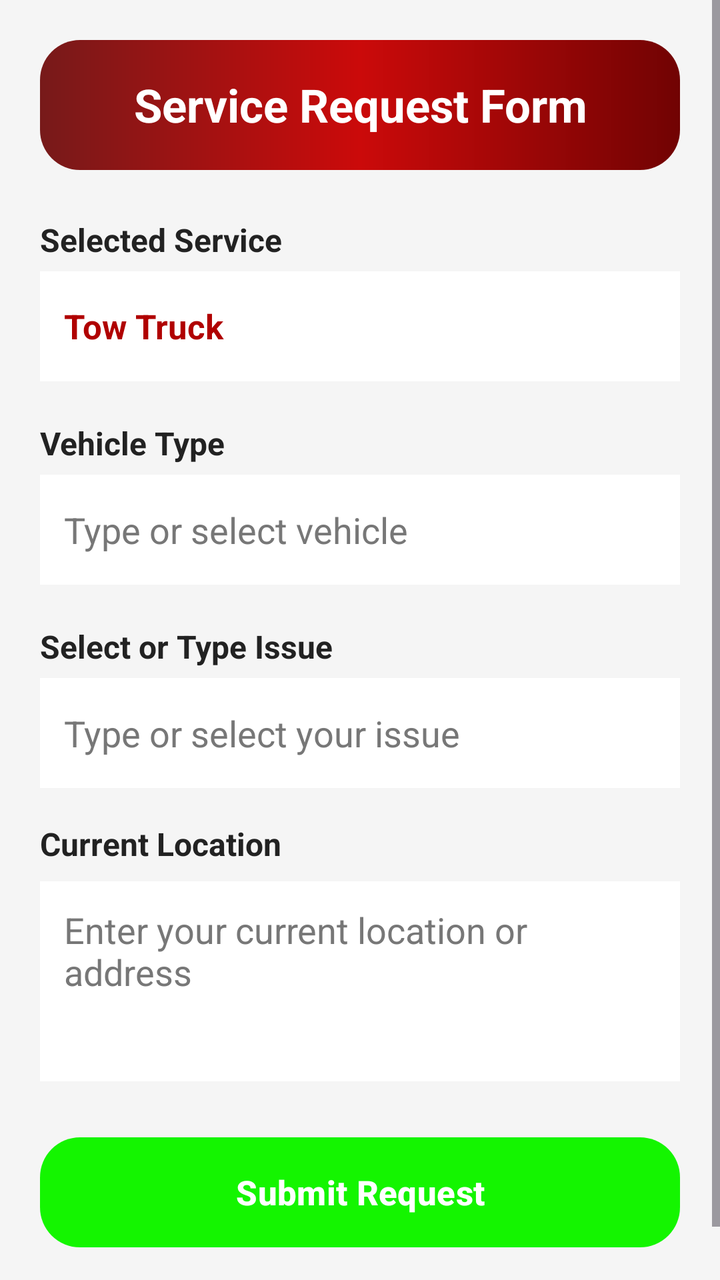
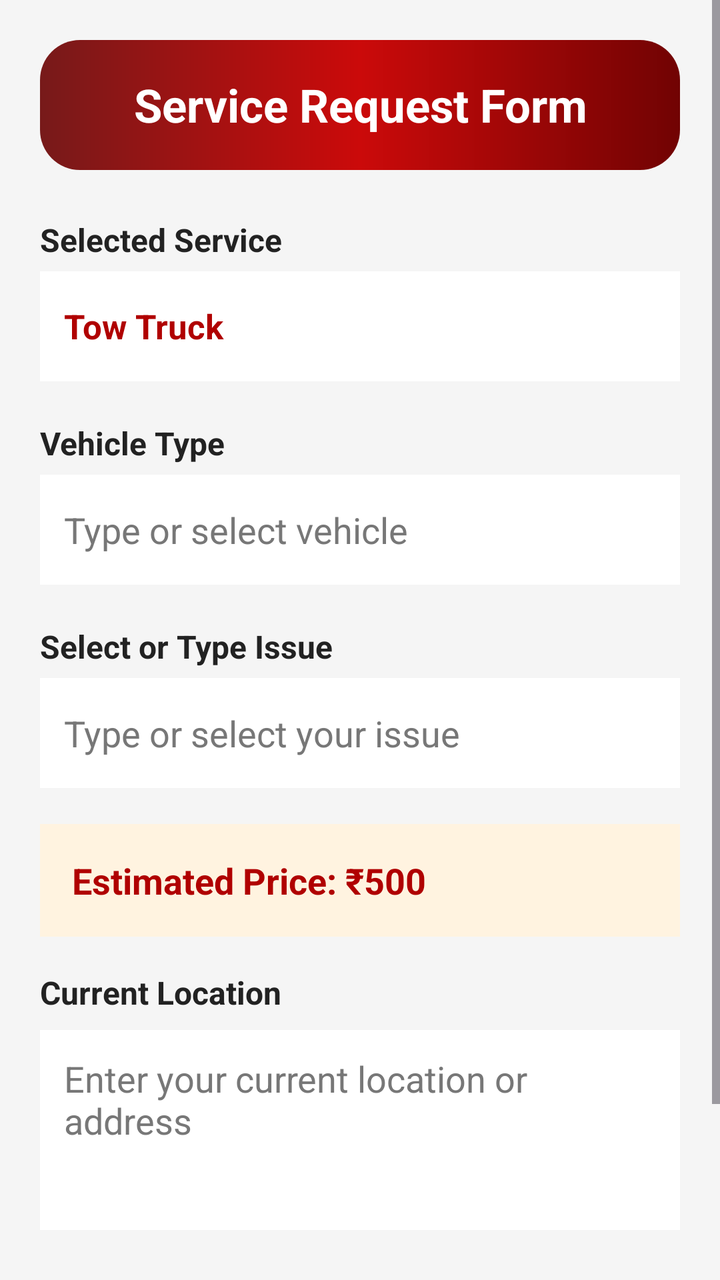

An Android layout rendered at two revisions. The XML below is the earlier revision; the diff shows what the commit changed to produce the second picture.
<!-- AndroidManifest.xml: application theme Theme.RoadSideAssistance -->
<!-- res/layout/activity_service_req.xml -->
<?xml version="1.0" encoding="utf-8"?>
<ScrollView xmlns:android="http://schemas.android.com/apk/res/android"
    xmlns:app="http://schemas.android.com/apk/res-auto"
    android:layout_width="match_parent"
    android:layout_height="match_parent"
    android:background="#F5F5F5"
    android:fillViewport="true"
    android:clipToPadding="false">

    <LinearLayout
        android:layout_width="match_parent"
        android:layout_height="wrap_content"
        android:orientation="vertical"
        android:padding="20dp">

        <TextView
            android:layout_width="match_parent"
            android:layout_height="65dp"
            android:background="@drawable/bg_service_red_gradient"
            android:gravity="center"
            android:text="Service Request Form"
            android:textColor="#FFFFFF"
            android:textSize="23sp"
            android:textStyle="bold" />

        <TextView
            android:layout_width="match_parent"
            android:layout_height="wrap_content"
            android:layout_marginTop="24dp"
            android:text="Selected Service"
            android:textColor="#222222"
            android:textSize="16sp"
            android:textStyle="bold" />

        <androidx.cardview.widget.CardView
            android:layout_width="match_parent"
            android:layout_height="55dp"
            android:layout_marginTop="5dp"
            app:cardCornerRadius="@dimen/_10sdp"
            app:cardElevation="@dimen/_5sdp">

            <TextView
                android:id="@+id/tvSelectedService"
                android:layout_width="match_parent"
                android:layout_height="match_parent"
                android:background="#FFFFFF"
                android:gravity="center_vertical"
                android:paddingStart="12dp"
                android:paddingEnd="12dp"
                android:text="Tow Truck"
                android:textColor="#B00000"
                android:textSize="17sp"
                android:textStyle="bold" />

        </androidx.cardview.widget.CardView>

        <TextView
            android:layout_width="match_parent"
            android:layout_height="wrap_content"
            android:layout_marginTop="20dp"
            android:text="Vehicle Type"
            android:textColor="#222222"
            android:textSize="16sp"
            android:textStyle="bold" />

        <androidx.cardview.widget.CardView
            android:layout_width="match_parent"
            android:layout_height="55dp"
            android:layout_marginTop="5dp"
            app:cardCornerRadius="@dimen/_10sdp"
            app:cardElevation="@dimen/_5sdp">

            <AutoCompleteTextView
                android:id="@+id/etVehicleType"
                android:layout_width="match_parent"
                android:layout_height="match_parent"
                android:background="#FFFFFF"
                android:completionThreshold="1"
                android:gravity="center_vertical"
                android:hint="Type or select vehicle"
                android:inputType="textCapWords"
                android:paddingStart="12dp"
                android:paddingEnd="12dp"
                android:singleLine="true"
                android:textColor="#222222"
                android:textColorHint="#777777" />

        </androidx.cardview.widget.CardView>

        <TextView
            android:layout_width="match_parent"
            android:layout_height="wrap_content"
            android:layout_marginTop="20dp"
            android:text="Select or Type Issue"
            android:textColor="#222222"
            android:textSize="16sp"
            android:textStyle="bold" />

        <androidx.cardview.widget.CardView
            android:layout_width="match_parent"
            android:layout_height="55dp"
            android:layout_marginTop="5dp"
            app:cardCornerRadius="@dimen/_10sdp"
            app:cardElevation="@dimen/_5sdp">

            <AutoCompleteTextView
                android:id="@+id/etServiceIssue"
                android:layout_width="match_parent"
                android:layout_height="match_parent"
                android:background="#FFFFFF"
                android:gravity="center_vertical"
                android:hint="Type or select your issue"
                android:inputType="textCapSentences"
                android:paddingStart="12dp"
                android:paddingEnd="12dp"
                android:singleLine="true"
                android:textColor="#222222"
                android:textColorHint="#777777" />

        </androidx.cardview.widget.CardView>

        <LinearLayout
            android:id="@+id/layoutFuelOptions"
            android:layout_width="match_parent"
            android:layout_height="wrap_content"
            android:orientation="vertical"
            android:visibility="gone">

            <TextView
                android:layout_width="wrap_content"
                android:layout_height="wrap_content"
                android:layout_marginTop="10dp"
                android:text="Select Fuel Type"
                android:textColor="?android:attr/textColorPrimary"
                android:textSize="16sp"
                android:textStyle="bold" />

            <androidx.cardview.widget.CardView
                android:layout_width="match_parent"
                android:layout_height="wrap_content"
                android:layout_marginTop="5dp"
                app:cardCornerRadius="@dimen/_10sdp"
                app:cardElevation="@dimen/_5sdp">

                <Spinner
                    android:id="@+id/spinnerFuelType"
                    android:layout_width="match_parent"
                    android:layout_height="50dp"
                    android:entries="@array/fuel_types" />

            </androidx.cardview.widget.CardView>

            <TextView
                android:layout_width="wrap_content"
                android:layout_height="wrap_content"
                android:layout_marginTop="12dp"
                android:text="Select Quantity (Litres)"
                android:textColor="?android:attr/textColorPrimary"
                android:textSize="16sp"
                android:textStyle="bold" />

            <androidx.cardview.widget.CardView
                android:layout_width="match_parent"
                android:layout_height="wrap_content"
                android:layout_marginTop="5dp"
                android:layout_marginBottom="5dp"
                app:cardCornerRadius="@dimen/_10sdp"
                app:cardElevation="@dimen/_5sdp">

                <Spinner
                    android:id="@+id/spinnerFuelQuantity"
                    android:layout_width="match_parent"
                    android:layout_height="50dp"
                    android:entries="@array/fuel_quantities" />

            </androidx.cardview.widget.CardView>

        </LinearLayout>

        <TextView
            android:layout_width="match_parent"
            android:layout_height="wrap_content"
            android:layout_marginTop="17dp"
            android:layout_marginBottom="8dp"
            android:text="Current Location"
            android:textColor="#222222"
            android:textSize="16sp"
            android:textStyle="bold" />

        <androidx.cardview.widget.CardView
            android:layout_width="match_parent"
            android:layout_height="wrap_content"
            app:cardCornerRadius="@dimen/_10sdp"
            app:cardElevation="@dimen/_5sdp">

            <EditText
                android:id="@+id/etServiceLocation"
                android:layout_width="match_parent"
                android:layout_height="100dp"
                android:background="#FFFFFF"
                android:gravity="top|start"
                android:hint="Enter your current location or address"
                android:inputType="textPostalAddress|textMultiLine"
                android:padding="12dp"
                android:textColor="#222222"
                android:textColorHint="#777777" />

        </androidx.cardview.widget.CardView>

        <Button
            android:id="@+id/btnSubmitServiceRequest"
            android:layout_width="match_parent"
            android:layout_height="55dp"
            android:layout_marginTop="28dp"
            android:layout_marginBottom="24dp"
            android:background="@drawable/bg_login_btn"
            android:backgroundTint="@null"
            android:text="Submit Request"
            android:textAllCaps="false"
            android:textColor="#FFFFFF"
            android:textSize="17sp"
            android:textStyle="bold" />

    </LinearLayout>

</ScrollView>
<!-- resources referenced by this layout -->
<resources>
  <string-array name="fuel_quantities">
          <item>Select Quantity</item>
          <item>1 Liter</item>
          <item>2 Liters</item>
          <item>5 Liters</item>
          <item>7 Liters</item>
          <item>10 Liters</item>
      </string-array>
  <string-array name="fuel_types">
          <item>Select Fuel type</item>
          <item>Petrol</item>
          <item>Diesel</item>
      </string-array>
  <!-- drawable bg_login_btn (drawable) -->
  <?xml version="1.0" encoding="utf-8"?>
  <shape xmlns:android="http://schemas.android.com/apk/res/android"
      android:shape="rectangle">
  
      <gradient
          android:startColor="#096E15"
          android:centerColor="#14F500"
          android:endColor="#B2FF59"
          android:angle="0"
          android:type="linear" />
  
      <corners android:radius="20dp" />
  
  </shape>
  
  
  
  
  
  
  
  
  
  
  
  
  
  
  
  
      
  
  
  
  
  
  
  
  <!-- drawable bg_service_red_gradient (drawable) -->
  <?xml version="1.0" encoding="utf-8"?>
  <shape xmlns:android="http://schemas.android.com/apk/res/android"
      android:shape="rectangle">
  
      <gradient
          android:startColor="#771A1A"
          android:centerColor="#CB0A0A"
          android:endColor="#710303"
          android:angle="0"
          android:type="linear" />
  
      <corners android:radius="20dp" />
  
  </shape>
  <style name="Theme.RoadSideAssistance" parent="Base.Theme.RoadSideAssistance" />
  <style name="Base.Theme.RoadSideAssistance" parent="Theme.Material3.DayNight.NoActionBar">
  
          <item name="colorPrimary">#14F500</item>
          <item name="colorSecondary">#14F500</item>
          <item name="colorControlActivated">#14F500</item>
  
      </style>
</resources>

<!-- the commit's change to res/layout/activity_service_req.xml (unified diff, before → after) -->
@@ -177,6 +177,26 @@
 
         </LinearLayout>
 
+        <androidx.cardview.widget.CardView
+            android:layout_width="match_parent"
+            android:layout_height="wrap_content"
+            android:layout_marginTop="18dp"
+            app:cardCornerRadius="@dimen/_10sdp"
+            app:cardElevation="@dimen/_5sdp">
+
+            <TextView
+                android:id="@+id/tvEstimatedPrice"
+                android:layout_width="match_parent"
+                android:layout_height="wrap_content"
+                android:background="#FFF3E0"
+                android:padding="16dp"
+                android:text="Estimated Price: ₹500"
+                android:textColor="#B00000"
+                android:textSize="18sp"
+                android:textStyle="bold" />
+
+        </androidx.cardview.widget.CardView>
+
         <TextView
             android:layout_width="match_parent"
             android:layout_height="wrap_content"
